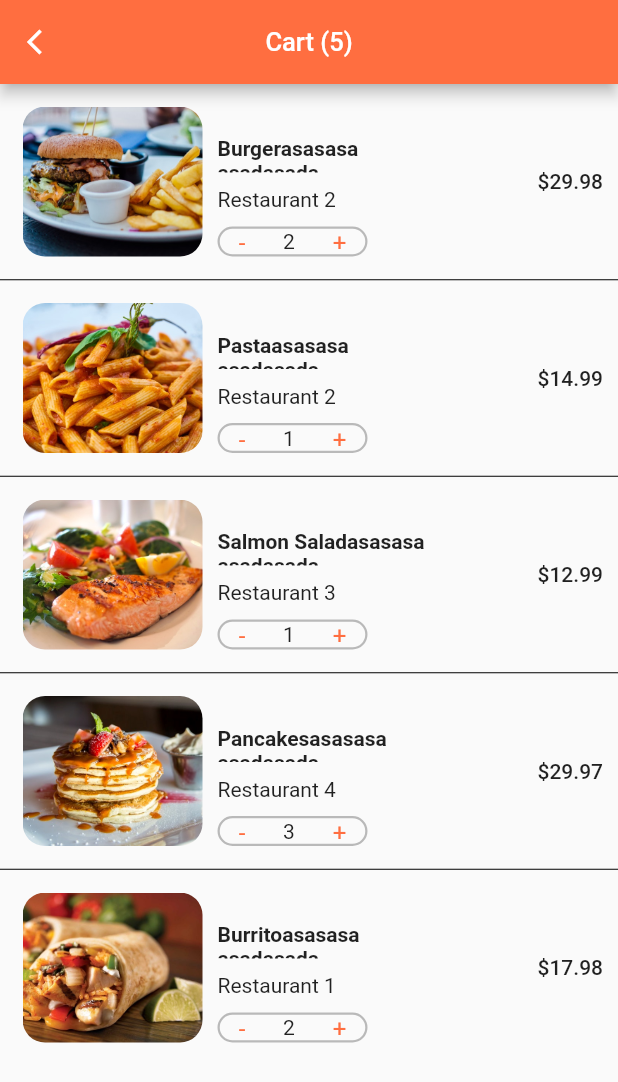
After one commit to Wagner-Coche/food_delivery_app, a Flutter app: the CartScreen screen opened directly, on a phone screen of 412 x 824 dp. The commit adds this screen. Shown: the top 1082 px of the screen. Run offline on Flutter 3.47's test engine with Material 2 defaults, Android fonts, the phone set to English and light mode, and no system bars.

Commit message:
items + quantity in CartScreen

```diff
--- /dev/null
+++ b/lib/screens/cart_screen.dart
@@ -0,0 +1,38 @@
+import 'package:flutter/material.dart';
+import 'package:flutter/src/foundation/key.dart';
+import 'package:flutter/src/widgets/framework.dart';
+import 'package:food_delivery_app/data/user_data.dart';
+import 'package:food_delivery_app/widgets/listview_cart_screen.dart';
+
+class CartScreen extends StatefulWidget {
+  const CartScreen({Key? key}) : super(key: key);
+
+  @override
+  State<CartScreen> createState() => _CartScreenState();
+}
+
+class _CartScreenState extends State<CartScreen> {
+  @override
+  Widget build(BuildContext context) {
+    return Scaffold(
+      appBar: AppBar(
+        backgroundColor: Colors.deepOrangeAccent,
+        title: Text(
+          "Cart (${currentUser.cart.length})",
+          style: const TextStyle(
+            fontSize: 17,
+          ),
+        ),
+        centerTitle: true,
+        leading: GestureDetector(
+          onTap: () => Navigator.pop(context),
+          child: const Icon(
+            Icons.arrow_back_ios,
+            size: 20
+          )
+        ),
+      ),
+      body: const ListViewCartScreen(),
+    );
+  }
+}
--- a/lib/screens/home_screen.dart
+++ b/lib/screens/home_screen.dart
@@ -2,6 +2,7 @@ import "package:flutter/material.dart";
 import "package:flutter/cupertino.dart";
 import 'package:food_delivery_app/data/restaurant_data.dart';
 import 'package:food_delivery_app/data/user_data.dart';
+import 'package:food_delivery_app/screens/cart_screen.dart';
 import 'package:food_delivery_app/widgets/nearby_restaurants.dart';
 import 'package:food_delivery_app/widgets/recent_orders.dart';
 
@@ -33,7 +34,9 @@ class _HomeScreenState extends State<HomeScreen> {
           ),
           centerTitle: true,
           actions: <Widget>[
-            Container(
+            GestureDetector(
+              onTap: () => Navigator.push(context, MaterialPageRoute(builder: (_) => const CartScreen())),
+              child: Container(
                 margin: const EdgeInsets.only(right: 10),
                 child: Center(
                   child: Text(
@@ -43,6 +46,7 @@ class _HomeScreenState extends State<HomeScreen> {
                     ),
                   ),
                 )
+              ),
             )
           ],
         ),
--- /dev/null
+++ b/lib/widgets/listview_cart_screen.dart
@@ -0,0 +1,129 @@
+import 'package:flutter/cupertino.dart';
+import 'package:flutter/material.dart';
+import 'package:flutter/src/foundation/key.dart';
+import 'package:flutter/src/widgets/framework.dart';
+import 'package:food_delivery_app/data/user_data.dart';
+import 'package:food_delivery_app/models/order.dart';
+import 'package:food_delivery_app/models/user.dart';
+
+class ListViewCartScreen extends StatefulWidget {
+  const ListViewCartScreen({Key? key}) : super(key: key);
+
+  @override
+  State<ListViewCartScreen> createState() => _ListViewCartScreenState();
+}
+
+class _ListViewCartScreenState extends State<ListViewCartScreen> {
+  @override
+  Widget build(BuildContext context) {
+    return ListView.separated(
+      physics: const BouncingScrollPhysics(),
+      itemCount: currentUser.cart.length,
+      separatorBuilder: (BuildContext context, int index) {
+        return const Divider(
+          height: 1.0,
+          color: Colors.black,
+        );
+      },
+      itemBuilder: (BuildContext context, int index) {
+        Order cart = currentUser.cart[index];
+        return Container(
+          margin: const EdgeInsets.only(left: 15.0, top: 15.0, bottom: 15.0, right: 10),
+          height: 100,
+          child: Row(
+            children: <Widget>[
+              Container(
+                height: 100,
+                width: 120,
+                decoration: BoxDecoration(
+                  image: DecorationImage(
+                    image: AssetImage(cart.food.imageUrl),
+                    fit: BoxFit.cover
+                  ),
+                  borderRadius: BorderRadius.circular(15.0)
+                ),
+              ),
+              Expanded(
+                child: Container(
+                  padding: const EdgeInsets.only(top: 20),
+                  margin: const EdgeInsets.symmetric(horizontal: 10),
+                  child: Column(
+                    crossAxisAlignment: CrossAxisAlignment.start,
+                    children: <Widget>[
+                      Expanded(
+                        child: Text(
+                          cart.food.name + "asasasa asadasada",
+                          style: const TextStyle(
+                            fontWeight: FontWeight.bold
+                          ),
+                        ),
+                      ),
+                      const SizedBox(height: 10),
+                      Text(
+                        cart.restaurant.name,
+                        style: const TextStyle(
+                          fontWeight: FontWeight.w400
+                        ),
+                      ),
+                      const SizedBox(height: 10),
+                      Container(
+                        height: 20,
+                        width: 100,
+                        decoration: BoxDecoration(
+                          borderRadius: BorderRadius.circular(15.0),
+                          border: Border.all(
+                            color: Colors.black26,
+                            width: 1.5
+                          )
+                        ),
+                        child: Row(
+                          mainAxisAlignment: MainAxisAlignment.spaceAround,
+                          children: <Widget>[
+                            GestureDetector(
+                              onTap: (){
+                                print("-");
+                              },
+                              child: const Text(
+                                "-",
+                                style: TextStyle(
+                                  color: Colors.deepOrangeAccent,
+                                  fontSize: 16
+                                ),
+                              ),
+                            ),
+                            Text(cart.quantity.toString()),
+                            GestureDetector(
+                              onTap: (){
+                                print("+");
+                              },
+                              child: const Text(
+                                "+",
+                                style: TextStyle(
+                                  color: Colors.deepOrangeAccent,
+                                  fontSize: 16
+                                ),
+                              ),
+                            ),
+                          ],
+                        ),
+                      )
+                    ],
+                  ),
+                ),
+              ),
+              Container(
+                margin: const EdgeInsets.only(left: 50),
+                child: Text(
+                  "\$${cart.food.price * cart.quantity}",
+                  style: const TextStyle(
+                    fontWeight: FontWeight.w500
+                  ),
+                ),
+              )
+            ],
+          ),
+        );
+      },
+    );
+  }
+}
```
Lines whose indentation alone changed are shown as unchanged.
